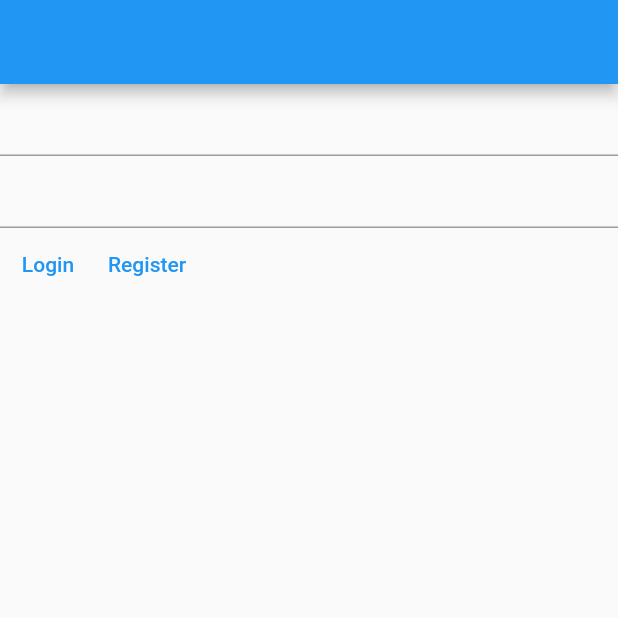
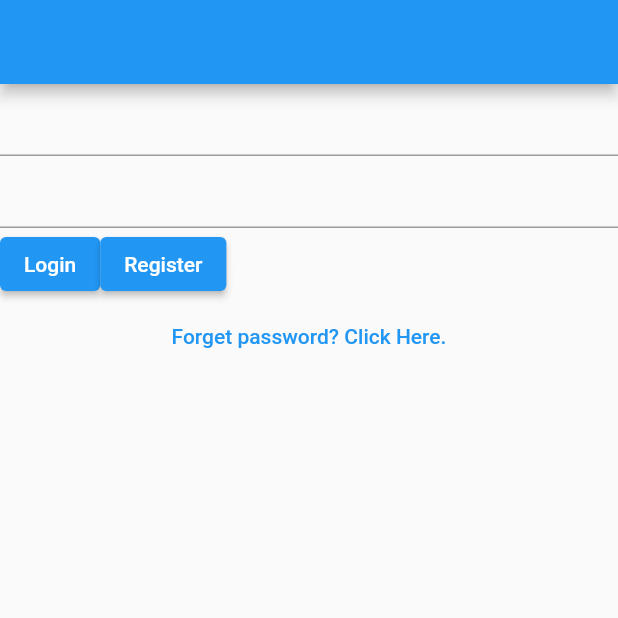
Before and after one commit to frarslan/todofaruk, a Flutter app: the screen it shows after launch, on a phone screen of 412 x 824 dp, the top half of it. Run offline on Flutter 3.47's test engine with Material 2 defaults, Android fonts, the phone set to English and light mode, and no system bars; our stand-ins replace dio.

Commit message:
tekrar yazdim.

```diff
--- a/lib/auth/auth_service.dart
+++ b/lib/auth/auth_service.dart
@@ -1,10 +1,12 @@
+import 'dart:convert';
+
 import 'package:dio/dio.dart';
 import 'package:todofaruk/auth/user_model.dart';
 
 class AuthService {
   login() async {
     Dio dio = Dio();
-    const url = 'https://api-nodejs-todolist.herokuapp.com/user/login';
+    const url = "https://api-nodejs-todolist.herokuapp.com/user/login";
     const data = {"email": "muh.nurali43@gmail.com", "password": "12345678"};
     var response = await dio.post(url, data: data);
     var dd = loginFromJson(response.data);
--- a/lib/auth/forgot_password.dart
+++ b/lib/auth/forget_password.dart
@@ -1,7 +1,7 @@
 import 'package:flutter/material.dart';
 
-class ForgotPassword extends StatelessWidget {
-  const ForgotPassword({super.key});
+class Forget_Password extends StatelessWidget {
+  const Forget_Password({super.key});
 
   @override
   Widget build(BuildContext context) {
--- a/lib/auth/login.dart
+++ b/lib/auth/login.dart
@@ -1,5 +1,6 @@
 import 'package:flutter/material.dart';
-import 'package:todofaruk/auth/auth_service.dart';
+
+import 'auth_service.dart';
 
 class Login extends StatelessWidget {
   Login({super.key});
@@ -18,19 +19,19 @@ class Login extends StatelessWidget {
           TextField(
             onChanged: (value) => name = value,
           ),
-          TextField(
-            onChanged: (value) => pass = value,
-          ),
+          TextField(onChanged: (value) => pass = name),
           Row(
             children: [
-              TextButton(
+              ElevatedButton(
                   onPressed: () {
                     authService.login();
                   },
-                  child: const Text('Login')),
-              TextButton(onPressed: () {}, child: const Text('Register')),
+                  child: Text("Login")),
+              ElevatedButton(onPressed: () {}, child: Text("Register"))
             ],
-          )
+          ),
+          TextButton(
+              onPressed: () {}, child: Text("Forget password? Click Here."))
         ],
       ),
     );
--- a/lib/auth/user_model.dart
+++ b/lib/auth/user_model.dart
@@ -1,3 +1,8 @@
+// To parse this JSON data, do
+//
+//     final login = loginFromJson(jsonString);
+
+import 'package:meta/meta.dart';
 import 'dart:convert';
 
 Login loginFromJson(dynamic str) => Login.fromJson(str);
```
Also changed, not shown: pubspec.yaml (line endings or trailing spaces).
